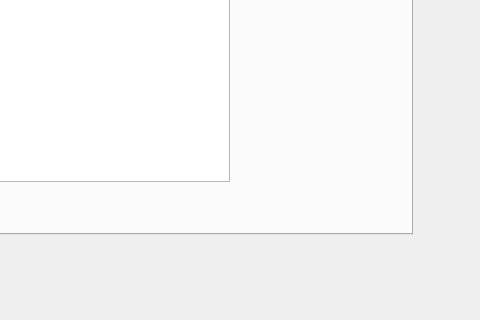
casalete/ErasmusIo, file courseswidgetstudent.ui: the form before one commit; both pictures show x 128 to 608 and y 86 to 406 of the 608 by 406 pixel window.
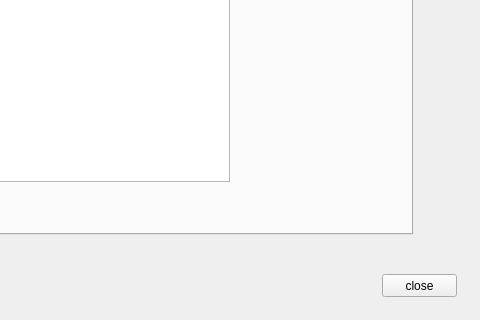
The form after the commit. Icons and pictures are not drawn.

```diff
--- a/courseswidgetstudent.ui
+++ b/courseswidgetstudent.ui
@@ -104,6 +104,19 @@
     </widget>
    </widget>
   </widget>
+  <widget class="QPushButton" name="back">
+   <property name="geometry">
+    <rect>
+     <x>510</x>
+     <y>360</y>
+     <width>75</width>
+     <height>23</height>
+    </rect>
+   </property>
+   <property name="text">
+    <string>close</string>
+   </property>
+  </widget>
  </widget>
  <resources/>
  <connections/>
```
